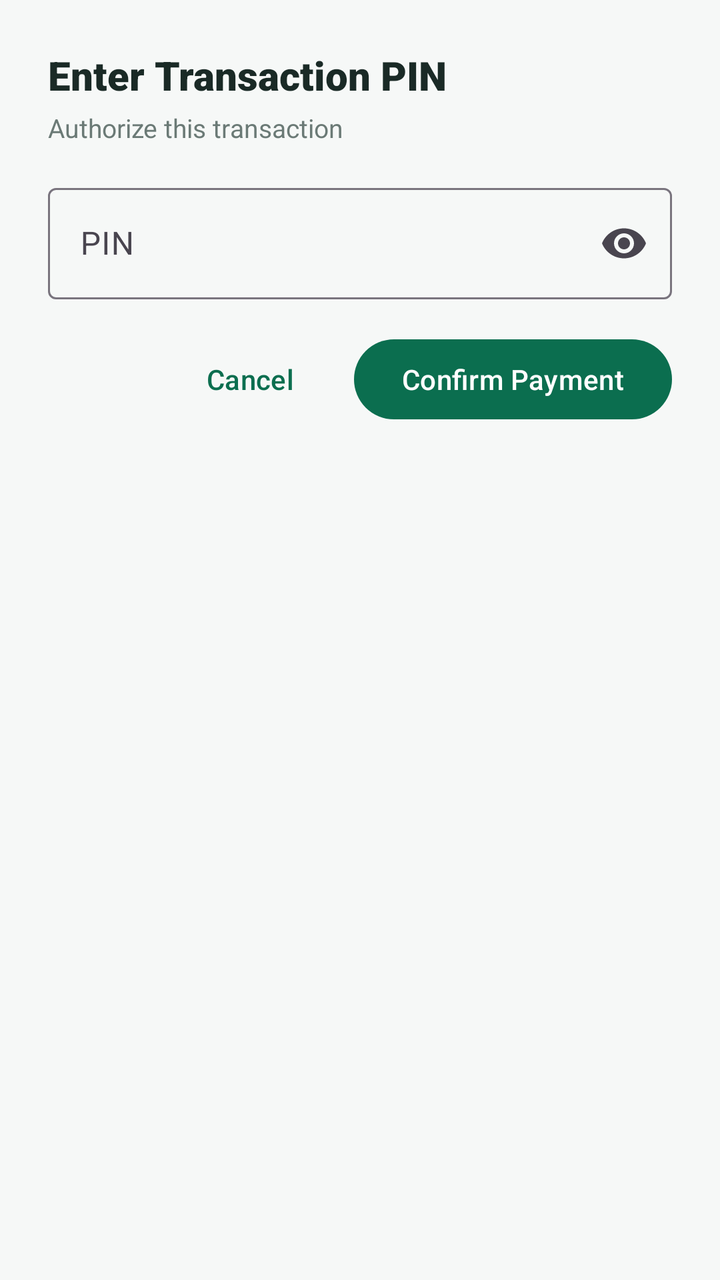
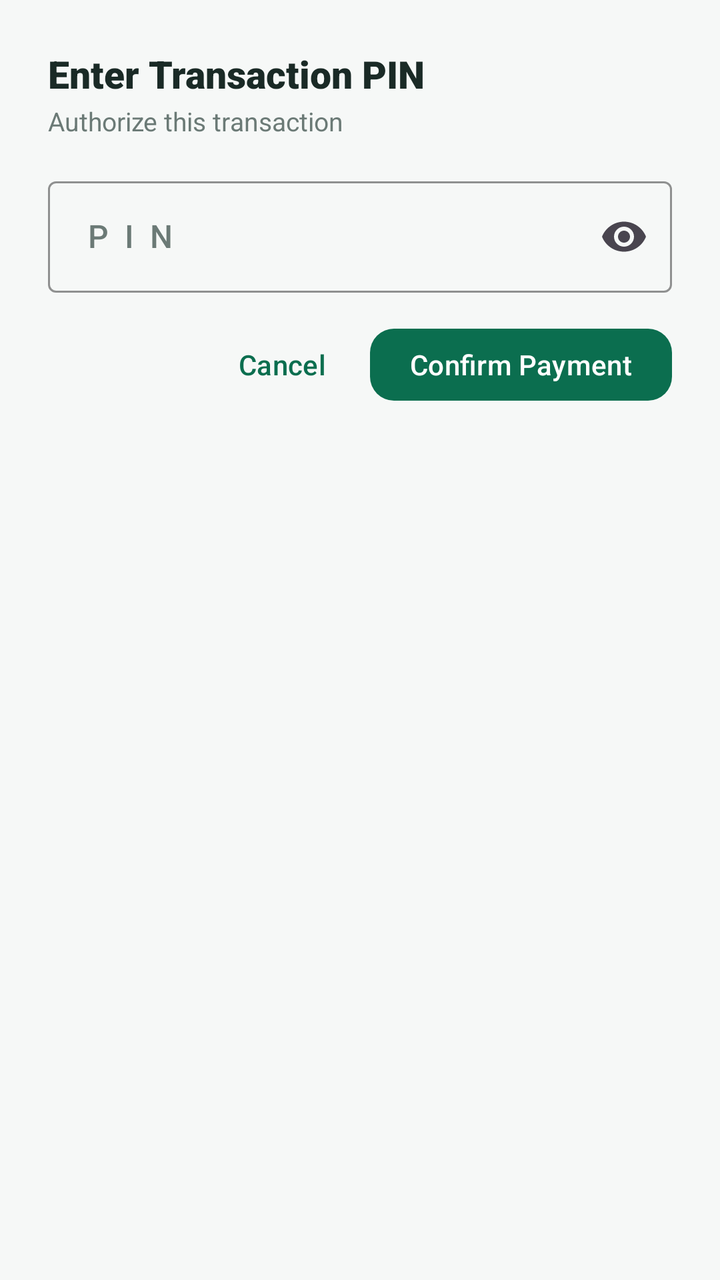

Screens rendered from an Android XML layout before and after an edit, with the pre-edit source and the edit as a unified diff.
<!-- AndroidManifest.xml: application theme Theme.QuickPay -->
<!-- res/layout/dialog_pin.xml -->
<?xml version="1.0" encoding="utf-8"?>
<LinearLayout xmlns:android="http://schemas.android.com/apk/res/android"
    xmlns:app="http://schemas.android.com/apk/res-auto"
    android:layout_width="match_parent"
    android:layout_height="wrap_content"
    android:orientation="vertical"
    android:padding="24dp">

    <TextView
        android:id="@+id/pinTitle"
        android:layout_width="wrap_content"
        android:layout_height="wrap_content"
        android:fontFamily="sans-serif-black"
        android:text="@string/pin_title"
        android:textColor="@color/text_primary"
        android:textSize="20sp" />

    <TextView
        android:layout_width="wrap_content"
        android:layout_height="wrap_content"
        android:layout_marginTop="4dp"
        android:text="@string/pin_subtitle"
        android:textColor="@color/text_secondary"
        android:textSize="13sp" />

    <com.google.android.material.textfield.TextInputLayout
        android:id="@+id/pinInputLayout"
        style="@style/Widget.Material3.TextInputLayout.OutlinedBox"
        android:layout_width="match_parent"
        android:layout_height="wrap_content"
        android:layout_marginTop="16dp"
        android:hint="PIN"
        app:endIconMode="password_toggle">

        <com.google.android.material.textfield.TextInputEditText
            android:id="@+id/pinInput"
            android:layout_width="match_parent"
            android:layout_height="wrap_content"
            android:inputType="numberPassword"
            android:maxLength="4"
            android:maxLines="1"
            android:minEms="6" />
    </com.google.android.material.textfield.TextInputLayout>

    <LinearLayout
        android:layout_width="match_parent"
        android:layout_height="wrap_content"
        android:layout_marginTop="16dp"
        android:gravity="end"
        android:orientation="horizontal">

        <com.google.android.material.button.MaterialButton
            android:id="@+id/cancelButton"
            style="@style/Widget.Material3.Button.TextButton"
            android:layout_width="wrap_content"
            android:layout_height="wrap_content"
            android:text="@string/pin_cancel" />

        <com.google.android.material.button.MaterialButton
            android:id="@+id/confirmButton"
            android:layout_width="wrap_content"
            android:layout_height="wrap_content"
            android:layout_marginStart="8dp"
            android:text="@string/confirm_payment"
            android:textAllCaps="false" />
    </LinearLayout>

</LinearLayout>
<!-- resources referenced by this layout -->
<resources>
  <color name="text_primary">#1A2A26</color>
  <color name="text_secondary">#6B7A76</color>
  <string name="confirm_payment">Confirm Payment</string>
  <string name="pin_cancel">Cancel</string>
  <string name="pin_subtitle">Authorize this transaction</string>
  <string name="pin_title">Enter Transaction PIN</string>
  <style name="Theme.QuickPay" parent="Base.Theme.QuickPay" />
  <style name="Base.Theme.QuickPay" parent="Theme.Material3.DayNight.NoActionBar">
          <item name="colorPrimary">@color/primary</item>
          <item name="colorOnPrimary">@color/white</item>
          <item name="colorPrimaryContainer">@color/primary_light</item>
          <item name="colorOnPrimaryContainer">@color/primary_dark</item>
          <item name="colorSecondary">@color/accent</item>
          <item name="android:colorBackground">@color/bg</item>
          <item name="colorSurface">@color/bg</item>
          <item name="colorOnSurface">@color/text_primary</item>
      </style>
  <color name="primary">#0B6E4F</color>
  <color name="white">#FFFFFFFF</color>
  <color name="primary_light">#E6F4EF</color>
  <color name="primary_dark">#084C37</color>
  <color name="accent">#F2B632</color>
  <color name="bg">#F6F8F7</color>
</resources>

<!-- the commit's change to res/layout/dialog_pin.xml (unified diff, before → after) -->
@@ -4,7 +4,10 @@
     android:layout_width="match_parent"
     android:layout_height="wrap_content"
     android:orientation="vertical"
-    android:padding="24dp">
+    android:paddingStart="24dp"
+    android:paddingTop="24dp"
+    android:paddingEnd="24dp"
+    android:paddingBottom="12dp">
 
     <TextView
         android:id="@+id/pinTitle"
@@ -13,22 +16,22 @@
         android:fontFamily="sans-serif-black"
         android:text="@string/pin_title"
         android:textColor="@color/text_primary"
-        android:textSize="20sp" />
+        android:textSize="19sp" />
 
     <TextView
         android:layout_width="wrap_content"
         android:layout_height="wrap_content"
-        android:layout_marginTop="4dp"
+        android:layout_marginTop="2dp"
         android:text="@string/pin_subtitle"
         android:textColor="@color/text_secondary"
         android:textSize="13sp" />
 
     <com.google.android.material.textfield.TextInputLayout
         android:id="@+id/pinInputLayout"
-        style="@style/Widget.Material3.TextInputLayout.OutlinedBox"
+        style="@style/QuickPay.TextInput"
         android:layout_width="match_parent"
         android:layout_height="wrap_content"
-        android:layout_marginTop="16dp"
+        android:layout_marginTop="@dimen/spacing_lg"
         android:hint="PIN"
         app:endIconMode="password_toggle">
 
@@ -36,33 +39,38 @@
             android:id="@+id/pinInput"
             android:layout_width="match_parent"
             android:layout_height="wrap_content"
+            android:fontFamily="sans-serif-medium"
             android:inputType="numberPassword"
+            android:letterSpacing="0.5"
             android:maxLength="4"
-            android:maxLines="1"
-            android:minEms="6" />
+            android:maxLines="1" />
     </com.google.android.material.textfield.TextInputLayout>
 
     <LinearLayout
         android:layout_width="match_parent"
         android:layout_height="wrap_content"
-        android:layout_marginTop="16dp"
-        android:gravity="end"
+        android:layout_marginTop="@dimen/spacing_md"
+        android:gravity="end|center_vertical"
         android:orientation="horizontal">
 
         <com.google.android.material.button.MaterialButton
             android:id="@+id/cancelButton"
-            style="@style/Widget.Material3.Button.TextButton"
+            style="@style/QuickPay.Button.Text"
             android:layout_width="wrap_content"
             android:layout_height="wrap_content"
             android:text="@string/pin_cancel" />
 
         <com.google.android.material.button.MaterialButton
             android:id="@+id/confirmButton"
+            style="@style/QuickPay.Button.Primary"
             android:layout_width="wrap_content"
-            android:layout_height="wrap_content"
-            android:layout_marginStart="8dp"
+            android:layout_height="44dp"
+            android:insetLeft="0dp"
+            android:insetRight="0dp"
+            android:paddingStart="@dimen/spacing_xl"
+            android:paddingEnd="@dimen/spacing_xl"
             android:text="@string/confirm_payment"
-            android:textAllCaps="false" />
+            android:textSize="14sp" />
     </LinearLayout>
 
 </LinearLayout>
<!-- resource entries referenced after the edit -->
@@ -2,10 +2,35 @@
 <resources>
   <color name="text_primary">#1A2A26</color>
   <color name="text_secondary">#6B7A76</color>
+  <dimen name="spacing_lg">16dp</dimen>
+  <dimen name="spacing_md">12dp</dimen>
+  <dimen name="spacing_xl">20dp</dimen>
   <string name="confirm_payment">Confirm Payment</string>
   <string name="pin_cancel">Cancel</string>
   <string name="pin_subtitle">Authorize this transaction</string>
   <string name="pin_title">Enter Transaction PIN</string>
+  <style name="QuickPay.Button.Primary" parent="Widget.Material3.Button">
+          <item name="android:textColor">@color/white</item>
+          <item name="backgroundTint">@color/primary</item>
+          <item name="cornerRadius">@dimen/corner_medium</item>
+          <item name="android:minHeight">@dimen/button_height</item>
+          <item name="android:paddingStart">@dimen/spacing_xxl</item>
+          <item name="android:paddingEnd">@dimen/spacing_xxl</item>
+          <item name="android:fontFamily">sans-serif-medium</item>
+          <item name="android:textSize">16sp</item>
+          <item name="android:textAllCaps">false</item>
+      </style>
+  <style name="QuickPay.Button.Text" parent="Widget.Material3.Button.TextButton">
+          <item name="android:textColor">@color/primary</item>
+          <item name="android:textAllCaps">false</item>
+      </style>
+  <style name="QuickPay.TextInput" parent="Widget.Material3.TextInputLayout.OutlinedBox">
+          <item name="boxStrokeColor">@color/primary</item>
+          <item name="boxStrokeErrorColor">@color/danger</item>
+          <item name="hintTextColor">@color/text_secondary</item>
+          <item name="cornerRadius">@dimen/corner_small</item>
+          <item name="android:textColorHint">@color/text_secondary</item>
+      </style>
   <style name="Theme.QuickPay" parent="Base.Theme.QuickPay" />
   <style name="Base.Theme.QuickPay" parent="Theme.Material3.DayNight.NoActionBar">
           <item name="colorPrimary">@color/primary</item>
@@ -16,8 +41,16 @@
           <item name="android:colorBackground">@color/bg</item>
           <item name="colorSurface">@color/bg</item>
           <item name="colorOnSurface">@color/text_primary</item>
+          <item name="android:statusBarColor">@color/primary_dark</item>
+          <item name="android:navigationBarColor">@color/white</item>
+          <item name="android:windowLightStatusBar">false</item>
       </style>
   <color name="primary">#0B6E4F</color>
+  <dimen name="corner_medium">12dp</dimen>
+  <dimen name="button_height">52dp</dimen>
+  <dimen name="spacing_xxl">24dp</dimen>
+  <color name="danger">#C62828</color>
+  <dimen name="corner_small">8dp</dimen>
   <color name="white">#FFFFFFFF</color>
   <color name="primary_light">#E6F4EF</color>
   <color name="primary_dark">#084C37</color>
